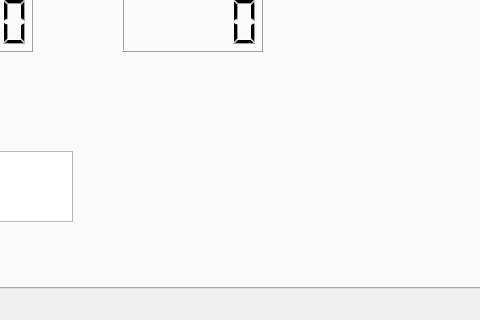
Above: qtros/ui/main_window.ui from WeiTing35/control_center before the change; both pictures show x 169 to 649 and y 383 to 703 of the 1098 by 703 pixel window. Below: the same form after it.
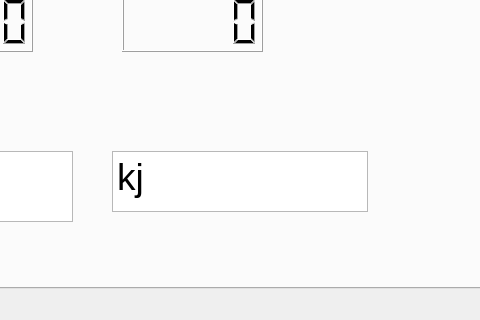
That is the form after the change. Icons and pictures are not drawn.

```diff
--- a/qtros/ui/main_window.ui
+++ b/qtros/ui/main_window.ui
@@ -221,6 +221,23 @@
          </rect>
         </property>
        </widget>
+       <widget class="QTextBrowser" name="textBrowser">
+        <property name="geometry">
+         <rect>
+          <x>270</x>
+          <y>480</y>
+          <width>256</width>
+          <height>61</height>
+         </rect>
+        </property>
+        <property name="html">
+         <string>&lt;!DOCTYPE HTML PUBLIC &quot;-//W3C//DTD HTML 4.0//EN&quot; &quot;http://www.w3.org/TR/REC-html40/strict.dtd&quot;&gt;
+&lt;html&gt;&lt;head&gt;&lt;meta name=&quot;qrichtext&quot; content=&quot;1&quot; /&gt;&lt;style type=&quot;text/css&quot;&gt;
+p, li { white-space: pre-wrap; }
+&lt;/style&gt;&lt;/head&gt;&lt;body style=&quot; font-family:'Ubuntu'; font-size:11pt; font-weight:400; font-style:normal;&quot;&gt;
+&lt;p style=&quot; margin-top:0px; margin-bottom:0px; margin-left:0px; margin-right:0px; -qt-block-indent:0; text-indent:0px;&quot;&gt;&lt;span style=&quot; font-size:28pt;&quot;&gt;kj&lt;/span&gt;&lt;/p&gt;&lt;/body&gt;&lt;/html&gt;</string>
+        </property>
+       </widget>
       </widget>
      </widget>
     </item>
```
